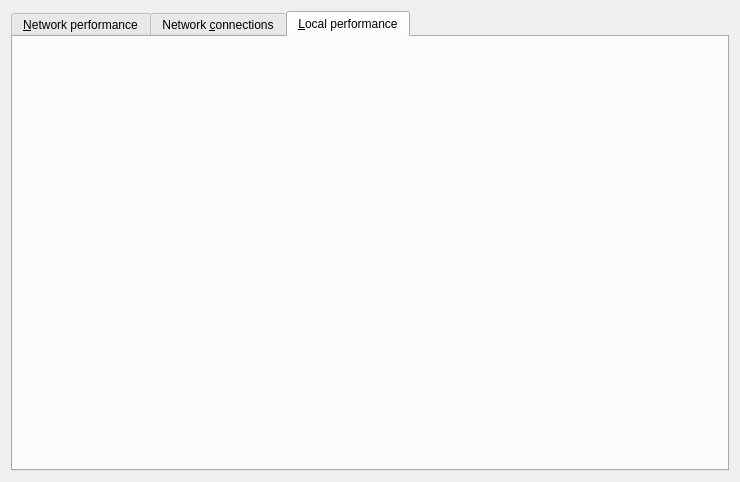
Before: the Qt Designer form src/qt/forms/perfmondialog.ui in dragononcrypto/scashcpp, drawn with Qt 5.
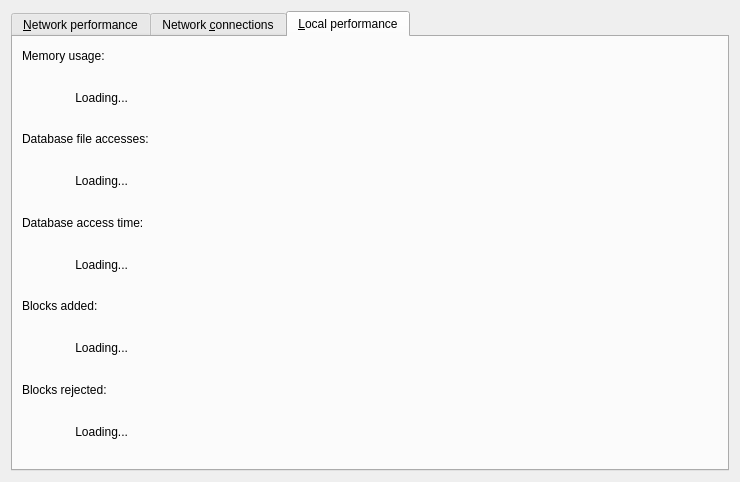
After: the same form once the commit is applied. The open tabs and pages were chosen to show the change.

Patch:
```diff
--- a/src/qt/forms/perfmondialog.ui
+++ b/src/qt/forms/perfmondialog.ui
@@ -151,6 +151,106 @@
        <property name="spacing">
         <number>3</number>
        </property>
+       <item>
+        <widget class="QLabel" name="label">
+         <property name="maximumSize">
+          <size>
+           <width>16777215</width>
+           <height>20</height>
+          </size>
+         </property>
+         <property name="text">
+          <string>Memory usage:</string>
+         </property>
+        </widget>
+       </item>
+       <item>
+        <widget class="QLabel" name="labelMemoryUsage">
+         <property name="text">
+          <string>                Loading...</string>
+         </property>
+        </widget>
+       </item>
+       <item>
+        <widget class="QLabel" name="label_6">
+         <property name="maximumSize">
+          <size>
+           <width>16777215</width>
+           <height>20</height>
+          </size>
+         </property>
+         <property name="text">
+          <string>Database file accesses:</string>
+         </property>
+        </widget>
+       </item>
+       <item>
+        <widget class="QLabel" name="labelDatabaseQueries">
+         <property name="text">
+          <string>                Loading...</string>
+         </property>
+        </widget>
+       </item>
+       <item>
+        <widget class="QLabel" name="label_4">
+         <property name="maximumSize">
+          <size>
+           <width>16777215</width>
+           <height>20</height>
+          </size>
+         </property>
+         <property name="text">
+          <string>Database access time:</string>
+         </property>
+        </widget>
+       </item>
+       <item>
+        <widget class="QLabel" name="labelDatabaseAvgTime">
+         <property name="text">
+          <string>                Loading...</string>
+         </property>
+        </widget>
+       </item>
+       <item>
+        <widget class="QLabel" name="label_10">
+         <property name="maximumSize">
+          <size>
+           <width>16777215</width>
+           <height>20</height>
+          </size>
+         </property>
+         <property name="text">
+          <string>Blocks added:</string>
+         </property>
+        </widget>
+       </item>
+       <item>
+        <widget class="QLabel" name="labelBlocksAdded">
+         <property name="text">
+          <string>                Loading...</string>
+         </property>
+        </widget>
+       </item>
+       <item>
+        <widget class="QLabel" name="label_12">
+         <property name="maximumSize">
+          <size>
+           <width>16777215</width>
+           <height>20</height>
+          </size>
+         </property>
+         <property name="text">
+          <string>Blocks rejected:</string>
+         </property>
+        </widget>
+       </item>
+       <item>
+        <widget class="QLabel" name="labelBlocksRejected">
+         <property name="text">
+          <string>                Loading...</string>
+         </property>
+        </widget>
+       </item>
       </layout>
      </widget>
     </widget>
```
Left out of the diff: 17 changed lines with no effect on the pictures.
